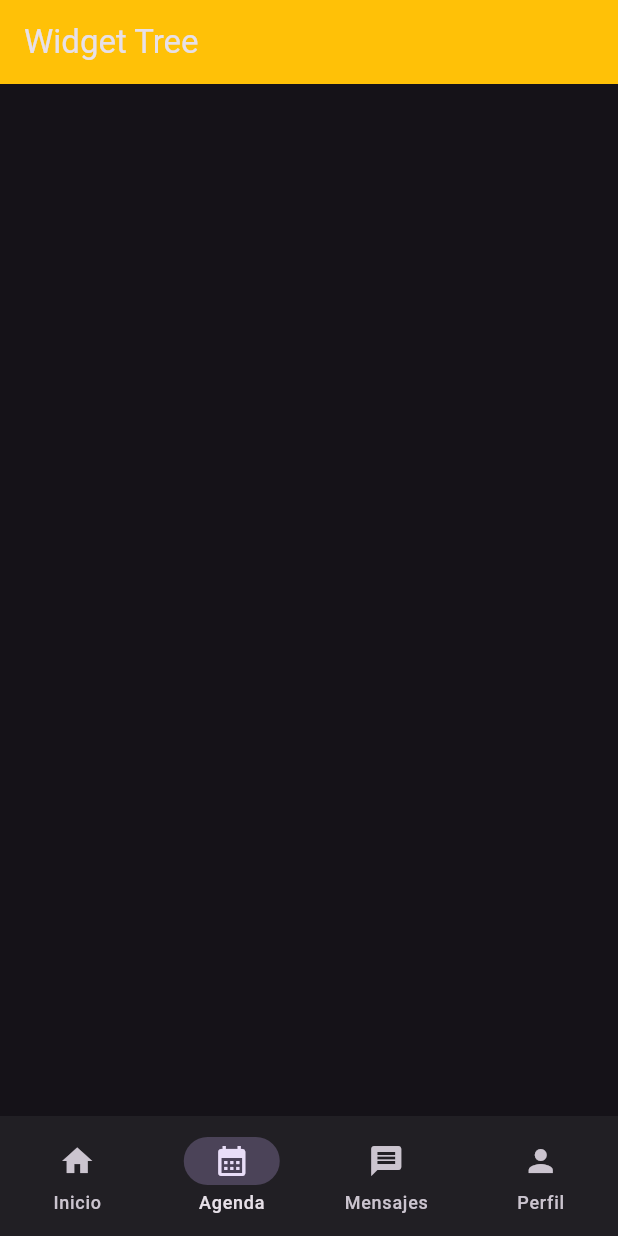
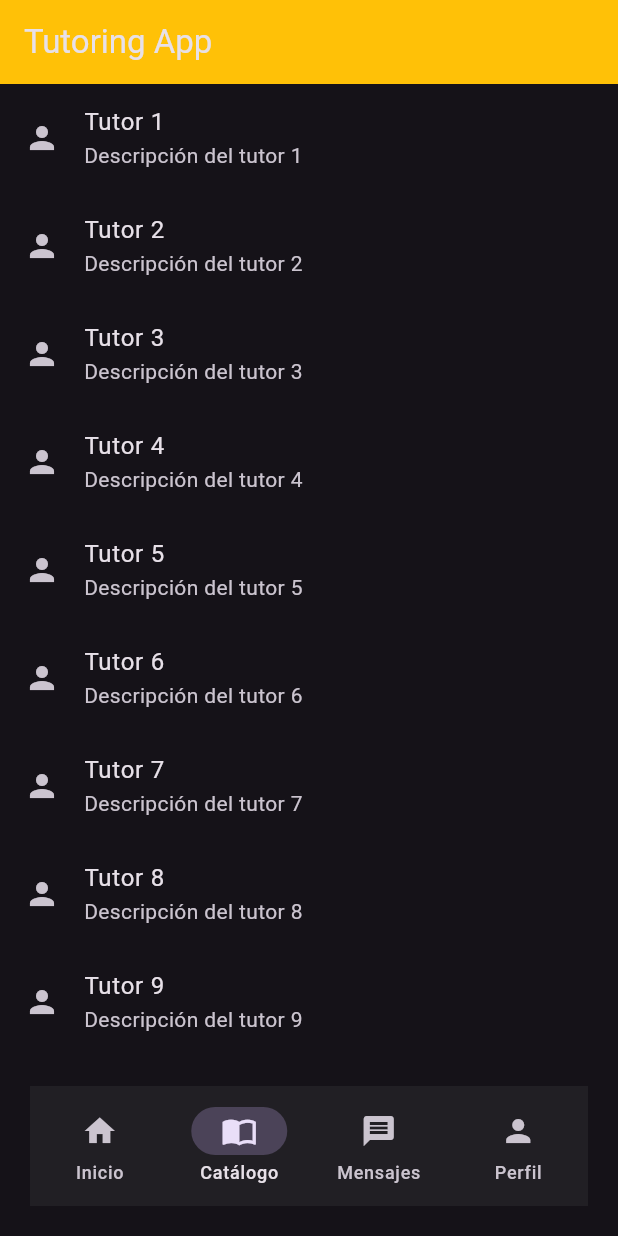
Before and after one commit to G45S4-ISIS3510-2026-1/G45-FLUTTER, a Flutter app: the screen it shows after launch, item 2 of the bottom bar chosen, on a phone screen of 412 x 824 dp. Run offline on Flutter 3.47's test engine with Material 3 defaults, Android fonts, the light colour scheme and no system bars.

Commit message:
Catalog base page

```diff
--- /dev/null
+++ b/lib/views/pages/catalog_page.dart
@@ -0,0 +1,23 @@
+import 'package:flutter/material.dart';
+
+class CatalogPage extends StatelessWidget {
+  const CatalogPage({super.key});
+
+  @override
+  Widget build(BuildContext context) {
+    return Container(
+      child: SingleChildScrollView(
+        child: Column(
+          children: List.generate(
+            20,
+            (index) => ListTile(
+              title: Text('Tutor ${index + 1}'),
+              subtitle: Text('Descripción del tutor ${index + 1}'),
+              leading: Icon(Icons.person),
+            ),
+          ),
+        ),
+      ),
+    );
+  }
+}
--- a/lib/views/widget_tree.dart
+++ b/lib/views/widget_tree.dart
@@ -1,12 +1,12 @@
 import 'package:flutter/material.dart';
 import 'package:g45_flutter/data/notifiers.dart';
-import 'package:g45_flutter/views/pages/agenda_page.dart';
+import 'package:g45_flutter/views/pages/catalog_page.dart';
 import 'package:g45_flutter/views/pages/home_page.dart';
 import 'package:g45_flutter/views/pages/messages_page.dart';
 import 'package:g45_flutter/views/pages/profile_page.dart';
 import 'package:g45_flutter/widgets/navbar_widget.dart';
 
-List<Widget> pages = [HomePage(), AgendaPage(), MessagesPage(), ProfilePage()];
+List<Widget> pages = [HomePage(), CatalogPage(), MessagesPage(), ProfilePage()];
 
 class WidgetTree extends StatelessWidget {
   const WidgetTree({super.key});
@@ -14,7 +14,10 @@ class WidgetTree extends StatelessWidget {
   @override
   Widget build(BuildContext context) {
     return Scaffold(
-      appBar: AppBar(backgroundColor: Colors.amber, title: Text('Widget Tree')),
+      appBar: AppBar(
+        backgroundColor: Colors.amber,
+        title: Text('Tutoring App'),
+      ),
       body: ValueListenableBuilder(
         valueListenable: selectedPageNotifier,
         builder: (context, selectedPageNotifier, child) {
@@ -23,6 +26,5 @@ class WidgetTree extends StatelessWidget {
       ),
       bottomNavigationBar: NavbarWidget(),
     );
-    ;
   }
 }
--- a/lib/widgets/navbar_widget.dart
+++ b/lib/widgets/navbar_widget.dart
@@ -9,20 +9,26 @@ class NavbarWidget extends StatelessWidget {
     return ValueListenableBuilder(
       valueListenable: selectedPageNotifier,
       builder: (context, selectedPage, child) {
-        return NavigationBar(
+        return Padding(
+          padding: const EdgeInsets.all(20.0),
+          child: NavigationBar(
             destinations: [
               NavigationDestination(icon: Icon(Icons.home), label: 'Inicio'),
               NavigationDestination(
-              icon: Icon(Icons.calendar_month),
-              label: 'Agenda',
+                icon: Icon(Icons.import_contacts),
+                label: 'Catálogo',
               ),
-            NavigationDestination(icon: Icon(Icons.message), label: 'Mensajes'),
+              NavigationDestination(
+                icon: Icon(Icons.message),
+                label: 'Mensajes',
+              ),
               NavigationDestination(icon: Icon(Icons.person), label: 'Perfil'),
             ],
             selectedIndex: selectedPage,
             onDestinationSelected: (int value) {
               selectedPageNotifier.value = value;
             },
+          ),
         );
       },
     );
```
Lines whose indentation alone changed are shown as unchanged.
